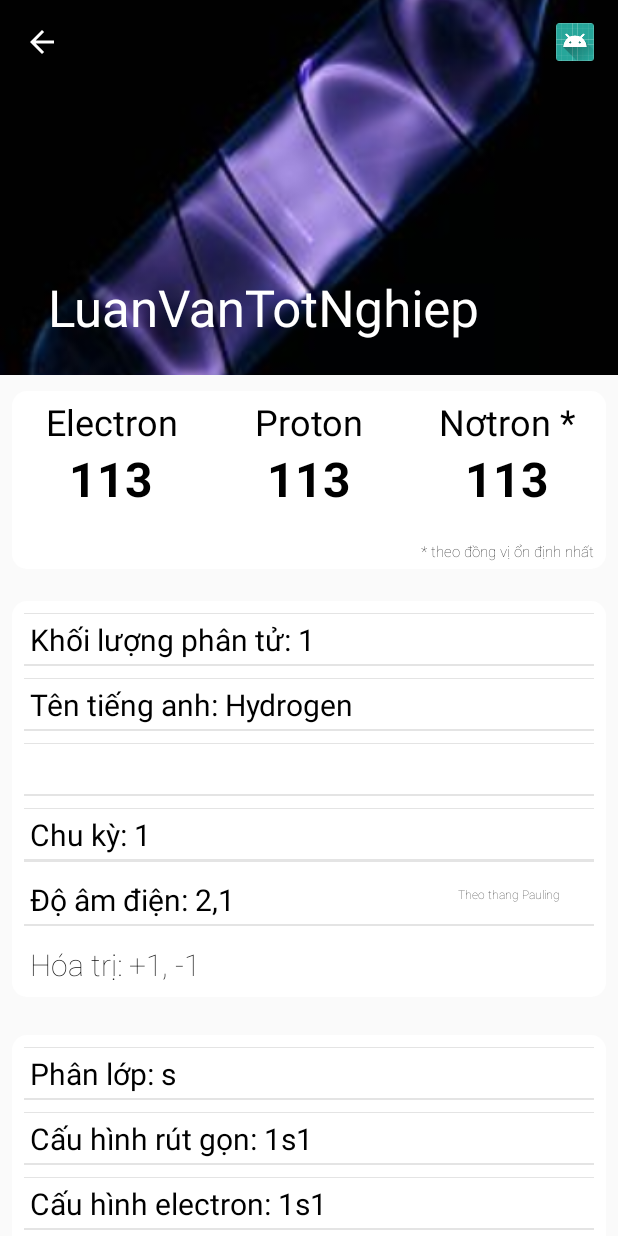
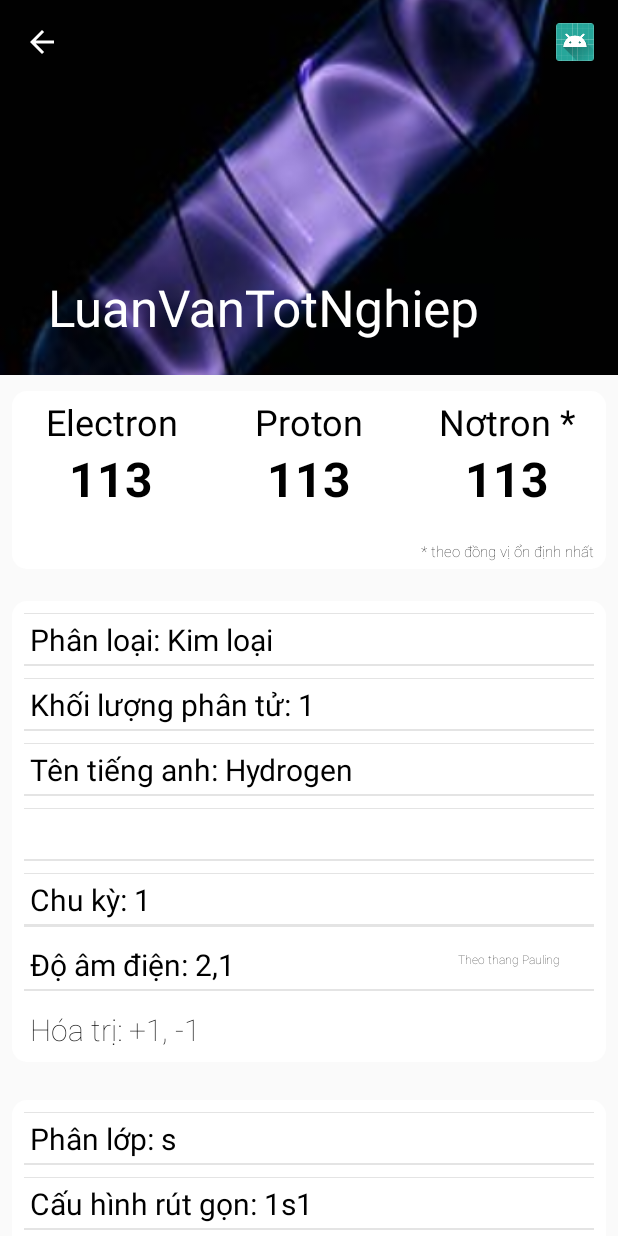
Before and after one commit to AuNguyenTrungNguyen/Luan-Van-Tot-Nghiep-App, an Android app: the DetailElementActivity screen opened directly, with no data from a screen before it, on a phone screen of 412 x 824 dp. Run offline under Robolectric (Android 15) with nearby library versions, the phone set to English and light mode, and no system bars.

Commit message:
Update textview element-category

```diff
--- a/app/src/main/res/layout/activity_detail_element.xml
+++ b/app/src/main/res/layout/activity_detail_element.xml
@@ -223,6 +223,19 @@
                     android:layout_marginLeft="8dp"
                     android:layout_marginRight="8dp"
                     android:orientation="vertical">
+
+                    <TextView
+                        android:id="@+id/tv_element_category"
+                        android:layout_width="match_parent"
+                        android:layout_height="wrap_content"
+                        android:layout_marginTop="8dp"
+                        android:background="@drawable/background_detail_element_textview"
+                        android:fontFamily="sans-serif-thin"
+                        android:padding="4dp"
+                        android:text="Phân loại: Kim loại"
+                        android:textColor="#000"
+                        android:textSize="20dp"
+                        android:textStyle="bold" />
 
                     <TextView
                         android:id="@+id/tv_weight_chemical"
```
Also changed, not shown: app/src/main/java/luanvan/luanvantotnghiep/Activity/DetailElementActivity.java (+15 -1 lines).
